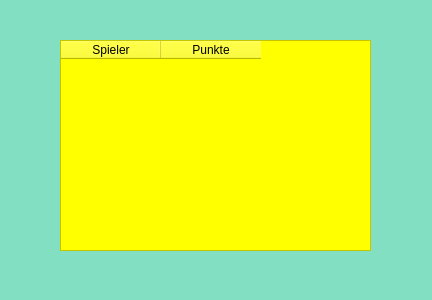
Above: statistic.ui from Toboxos/stadt_land_fluss before the change. Below: the same form after it.
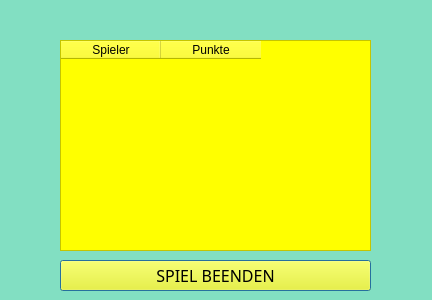
That is the form after the change.

Commit message: Programm beenden hinzugefügt

Diff of the .ui file:
```diff
--- a/statistic.ui
+++ b/statistic.ui
@@ -49,6 +49,28 @@
     </property>
    </column>
   </widget>
+  <widget class="QPushButton" name="buttonEnd">
+   <property name="geometry">
+    <rect>
+     <x>60</x>
+     <y>260</y>
+     <width>311</width>
+     <height>31</height>
+    </rect>
+   </property>
+   <property name="font">
+    <font>
+     <family>Copperplate Gothic Bold</family>
+     <pointsize>12</pointsize>
+    </font>
+   </property>
+   <property name="styleSheet">
+    <string notr="true">background-color:  yellow;</string>
+   </property>
+   <property name="text">
+    <string>SPIEL BEENDEN</string>
+   </property>
+  </widget>
  </widget>
  <resources/>
  <connections/>
```
The commit also changes 4 other files.
